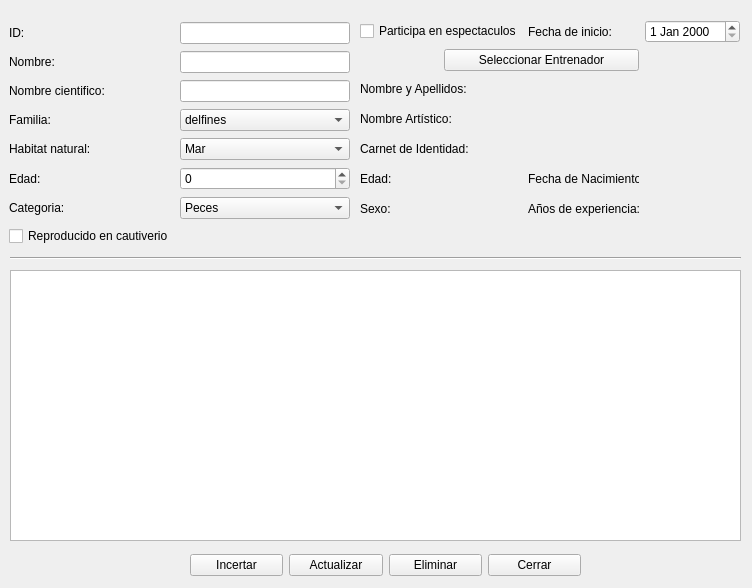
The window that vista/ui/animal_acuatico.ui (daeran84/Acuario) describes before a commit, drawn with Qt 5.
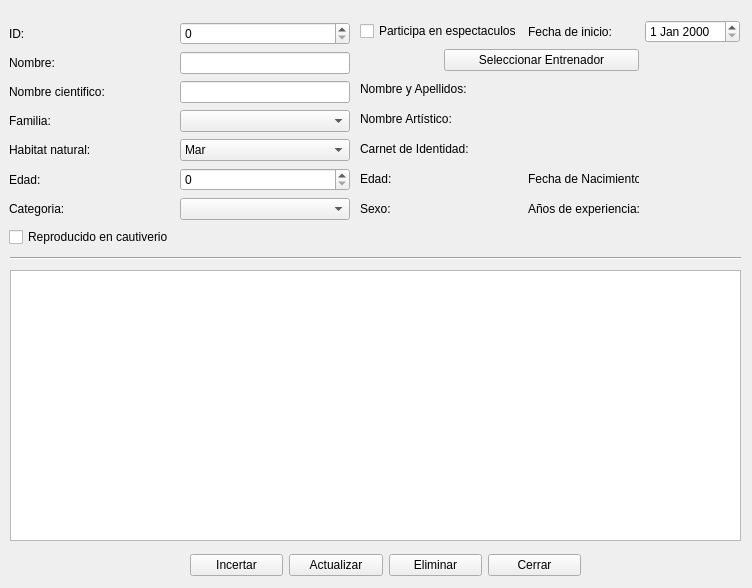
The same window after the commit.

Commit message:
Trabajo en animales acuaticos
props, funciones y tabla creados
comienzo en controlador

What changed in the file:
```diff
--- a/vista/ui/animal_acuatico.ui
+++ b/vista/ui/animal_acuatico.ui
@@ -82,9 +82,6 @@
       </property>
      </widget>
     </item>
-    <item row="0" column="1">
-     <widget class="QLineEdit" name="anim_id"/>
-    </item>
     <item row="7" column="1">
      <widget class="QSpinBox" name="anim_edad"/>
     </item>
@@ -158,6 +155,11 @@
       <property name="editable">
        <bool>false</bool>
       </property>
+      <item>
+       <property name="text">
+        <string/>
+       </property>
+      </item>
       <item>
        <property name="text">
         <string>Peces</string>
@@ -228,6 +230,11 @@
       <property name="editable">
        <bool>false</bool>
       </property>
+      <item>
+       <property name="text">
+        <string/>
+       </property>
+      </item>
       <item>
        <property name="text">
         <string>delfines</string>
@@ -265,6 +272,9 @@
       </item>
      </widget>
     </item>
+    <item row="0" column="1">
+     <widget class="QSpinBox" name="anim_id"/>
+    </item>
    </layout>
   </widget>
   <widget class="QWidget" name="layoutWidget">
@@ -307,7 +317,7 @@
     </item>
    </layout>
   </widget>
-  <widget class="QWidget" name="">
+  <widget class="QWidget" name="layoutWidget">
    <property name="geometry">
     <rect>
      <x>360</x>
```
Left out of the diff: 40 changed lines with no effect on the pictures. The commit also changes 8 other files.
